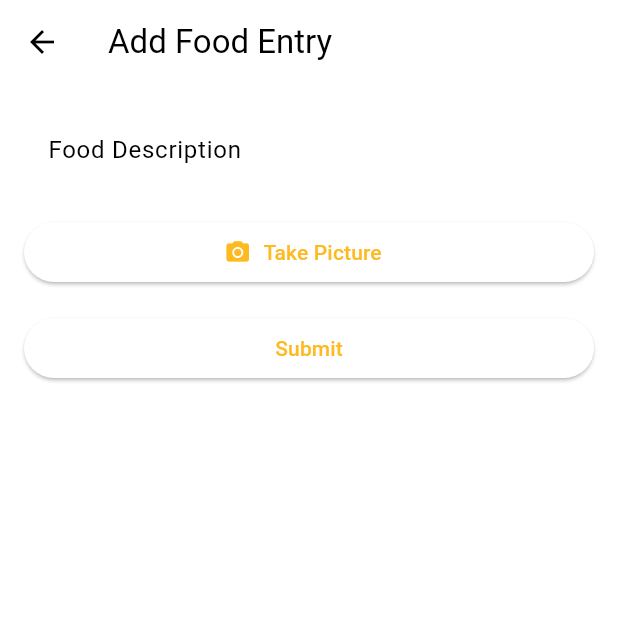
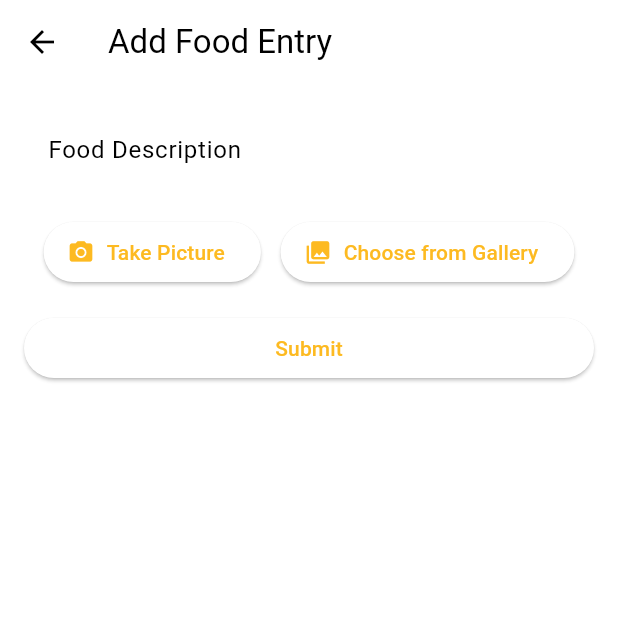
Before and after one commit to codevalley/Bioscope, a Flutter app: the AddFoodEntryView screen opened directly, after a tap on "Take Picture", on a phone screen of 412 x 824 dp, the top half of it. Run offline on Flutter 3.47's test engine with Material 3 defaults, Android fonts, the phone set to English and light mode, and no system bars; our stand-ins replace flutter_bloc, flutter_riverpod, freezed_annotation, get_it, image_picker, sqflite; accounts and stored records are empty; Roboto replaces fonts that are missing (Poppins).

Commit message:
Fixed missing text context to API

```diff
--- a/lib/presentation/blocs/food_capture_bloc.dart
+++ b/lib/presentation/blocs/food_capture_bloc.dart
@@ -7,7 +7,8 @@ abstract class FoodCaptureEvent {}
 
 class AnalyzeImage extends FoodCaptureEvent {
   final String imagePath;
-  AnalyzeImage(this.imagePath);
+  final String context;
+  AnalyzeImage(this.imagePath, this.context);
 }
 
 // States
@@ -39,7 +40,7 @@ class FoodCaptureBloc extends Bloc<FoodCaptureEvent, FoodCaptureState> {
     emit(FoodCaptureLoading());
     try {
       final nutritionInfo =
-          await _nutritionService.analyzeImage(event.imagePath);
+          await _nutritionService.analyzeImage(event.imagePath, event.context);
       emit(FoodCaptureSuccess(nutritionInfo));
     } catch (e) {
       emit(FoodCaptureFailure(e.toString()));
--- a/lib/presentation/screens/add_food_entry_screen.dart
+++ b/lib/presentation/screens/add_food_entry_screen.dart
@@ -48,10 +48,20 @@ class AddFoodEntryViewState extends State<AddFoodEntryView> {
                   ),
                 ),
                 const SizedBox(height: 16),
-                ElevatedButton.icon(
-                  onPressed: _captureImage,
-                  icon: const Icon(Icons.camera_alt),
-                  label: const Text('Take Picture'),
+                Row(
+                  mainAxisAlignment: MainAxisAlignment.spaceEvenly,
+                  children: [
+                    ElevatedButton.icon(
+                      onPressed: () => _getImage(ImageSource.camera),
+                      icon: const Icon(Icons.camera_alt),
+                      label: const Text('Take Picture'),
+                    ),
+                    ElevatedButton.icon(
+                      onPressed: () => _getImage(ImageSource.gallery),
+                      icon: const Icon(Icons.photo_library),
+                      label: const Text('Choose from Gallery'),
+                    ),
+                  ],
                 ),
                 if (_imagePath != null) ...[
                   const SizedBox(height: 16),
@@ -83,9 +93,9 @@ class AddFoodEntryViewState extends State<AddFoodEntryView> {
     );
   }
 
-  Future<void> _captureImage() async {
+  Future<void> _getImage(ImageSource source) async {
     final imagePicker = ImagePicker();
-    final pickedFile = await imagePicker.pickImage(source: ImageSource.camera);
+    final pickedFile = await imagePicker.pickImage(source: source);
     if (pickedFile != null) {
       setState(() {
         _imagePath = pickedFile.path;
@@ -95,7 +105,9 @@ class AddFoodEntryViewState extends State<AddFoodEntryView> {
 
   void _submitEntry() {
     if (_imagePath != null) {
-      context.read<FoodCaptureBloc>().add(AnalyzeImage(_imagePath!));
+      context
+          .read<FoodCaptureBloc>()
+          .add(AnalyzeImage(_imagePath!, _descriptionController.text));
     }
   }
 
```
Also changed, not shown: lib/data/services/nutrition_service.dart (+3 -5 lines), 1 other file.
